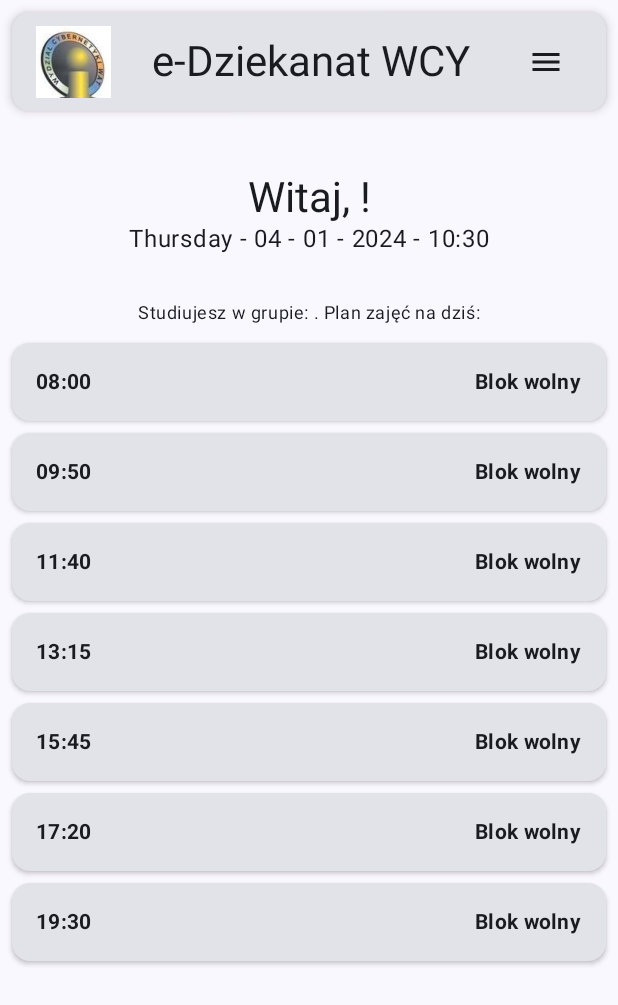
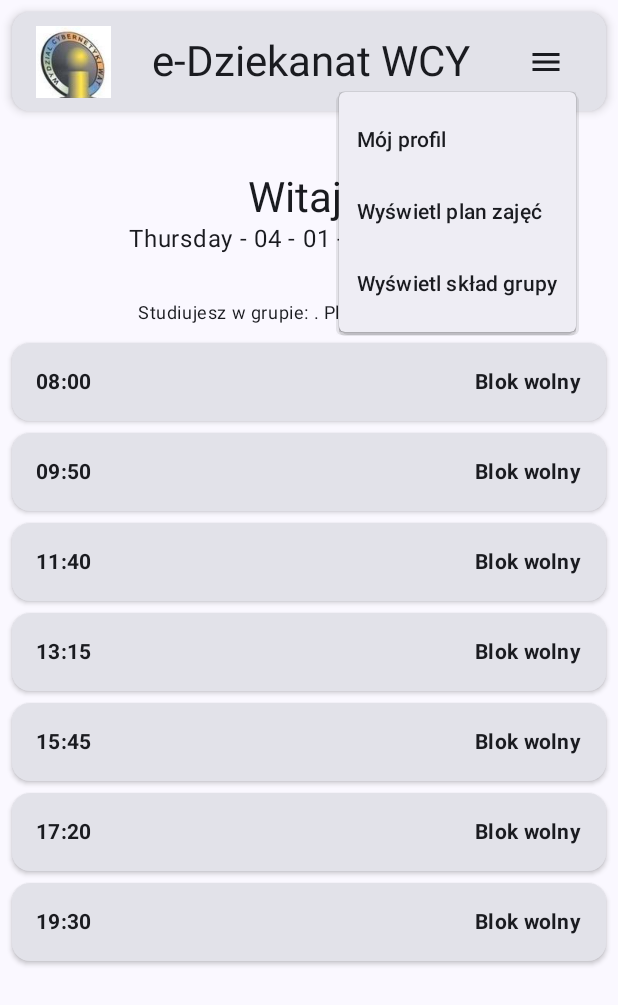
Before and after one commit to Walu064/WCY-e-dziekanat-app, an Android app built with Jetpack Compose: the DashboardActivity screen opened directly, with no data from a screen before it, after a tap on "Menu", on a phone screen of 412 x 824 dp. Shown: the top 1005 px of the screen. Run offline under Robolectric (Android 15) with nearby library versions, the phone set to English and light mode, and no system bars.

Commit message:
Implementacja rozwijanego menu w ekranie głównym aplikacji.

```diff
--- a/app/src/main/java/com/example/wcy_e_dziekanat_app/DashboardActivity.kt
+++ b/app/src/main/java/com/example/wcy_e_dziekanat_app/DashboardActivity.kt
@@ -50,6 +50,7 @@ class DashboardActivity : ComponentActivity() {
             val (showDialog, setShowDialog) = remember { mutableStateOf(false) }
             val (selectedCourse, setSelectedCourse) = remember { mutableStateOf<FullCourseInfo?>(null) }
             val todaySchedules = remember { mutableStateOf<List<FullCourseInfo>>(listOf()) }
+            val isExpanded = remember {mutableStateOf(false)}
 
             loggedUserAlbumNumber?.let { albumNum ->
                 apiService.getUserByAlbumNumber(albumNum).enqueue(object : Callback<UserOut> {
@@ -79,7 +80,8 @@ class DashboardActivity : ComponentActivity() {
                         deanGroupName = deanGroup.value,
                         setSelectedCourse = setSelectedCourse,
                         setShowDialog = setShowDialog,
-                        todaySchedules = todaySchedules
+                        todaySchedules = todaySchedules,
+                        isExpanded = isExpanded
                     )
 
                     if (showDialog) {
@@ -139,7 +141,8 @@ fun DashboardScreen(
     deanGroupName: String,
     setSelectedCourse: (FullCourseInfo?) -> Unit,
     setShowDialog: (Boolean) -> Unit,
-    todaySchedules: MutableState<List<FullCourseInfo>>
+    todaySchedules: MutableState<List<FullCourseInfo>>,
+    isExpanded: MutableState<Boolean>
 ){
 
     val onCourseClicked = { courseInfo: FullCourseInfo ->
@@ -155,18 +158,19 @@ fun DashboardScreen(
         TopAppBar(
             title = "e-Dziekanat WCY",
             logo = painterResource(id = R.drawable.wcy_old_logo),
-            onMenuClicked = { /* Obsługa kliknięcia menu */ }
+            isExpanded = isExpanded
         )
         Spacer(modifier = Modifier.height(32.dp))
         GreetingAndCurrentTimeSection(studentName = studentName)
         Spacer(modifier = Modifier.height(32.dp))
         InformationAboutGroupSection(deanGroupName = deanGroupName)
         CoursesScheduleTable(coursesList = todaySchedules.value, onCourseClicked)
+
     }
 }
 
 @Composable
-fun TopAppBar(title: String, logo: Painter, onMenuClicked: () -> Unit) {
+fun TopAppBar(title: String, logo: Painter, isExpanded: MutableState<Boolean>) {
     Card(
         modifier = Modifier
             .fillMaxWidth()
@@ -186,8 +190,13 @@ fun TopAppBar(title: String, logo: Painter, onMenuClicked: () -> Unit) {
                 modifier = Modifier.size(50.dp)
             )
             Text(text = title, style = MaterialTheme.typography.headlineMedium)
-            IconButton(onClick = onMenuClicked) {
+            IconButton(onClick = { isExpanded.value = true }) {
                 Icon(Icons.Default.Menu, contentDescription = "Menu")
+                DropdownMenu(expanded = isExpanded.value, onDismissRequest = { isExpanded.value = false }) {
+                    DropdownMenuItem(text = { Text("Mój profil") }, onClick = { /*TODO: Obsługa kliknięcia "Mój profil"*/ })
+                    DropdownMenuItem(text = { Text("Wyświetl plan zajęć") }, onClick = { /*TODO: Obsługa kliknięcia "Wyświetl plan zajęć"*/ })
+                    DropdownMenuItem(text = { Text("Wyświetl skład grupy") }, onClick = { /*TODO: Obsługa kliknięcia "Wyświetl skład grupy"*/ })
+                }
             }
         }
     }
@@ -311,11 +320,3 @@ fun CourseDetailsDialog(fullCourseInfo: FullCourseInfo?, onDismiss: () -> Unit)
         )
     }
 }
-
-//@Preview(showBackground = true)
-//@Composable
-//fun DashboardActivityPreview() {
-//    WCYedziekanatappTheme {
-//        DashboardScreen(studentName = "Jan", deanGroupName = "WCY19IW1S0" )
-//    }
-//}
```
Also changed, not shown: app/build.gradle.kts (+6 -6 lines).
